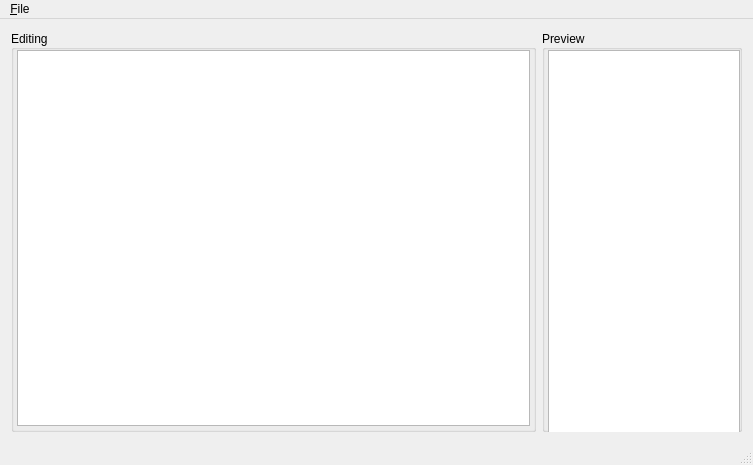
Qt form mainwindow.ui (HanaeN/PPC5CharacterEditor) before a commit.
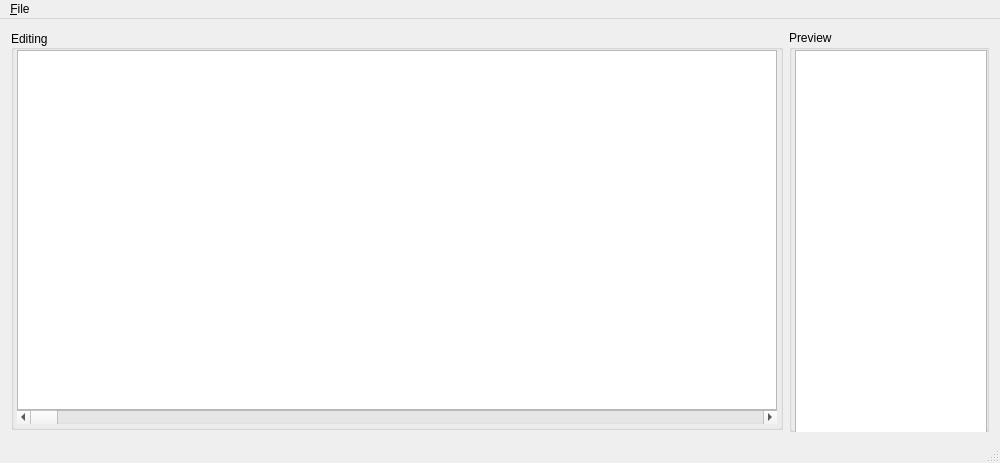
The same form after that commit.

Commit message: Updated the timeline view/model to add selection and scrolling control.

Diff of the .ui file:
```diff
--- a/mainwindow.ui
+++ b/mainwindow.ui
@@ -6,10 +6,16 @@
    <rect>
     <x>0</x>
     <y>0</y>
-    <width>753</width>
+    <width>1000</width>
     <height>463</height>
    </rect>
   </property>
+  <property name="minimumSize">
+   <size>
+    <width>1000</width>
+    <height>463</height>
+   </size>
+  </property>
   <property name="windowTitle">
    <string>PPC 5 Character Editor - Untitled</string>
   </property>
@@ -44,14 +50,30 @@
          <item>
           <widget class="QTreeView" name="e_Editor">
            <attribute name="headerDefaultSectionSize">
-            <number>200</number>
+            <number>300</number>
            </attribute>
+           <attribute name="headerHighlightSections">
+            <bool>false</bool>
+           </attribute>
+           <attribute name="headerMinimumSectionSize">
+            <number>0</number>
+           </attribute>
+          </widget>
+         </item>
+         <item>
+          <widget class="QScrollBar" name="e_timelineScroll">
+           <property name="maximum">
+            <number>600</number>
+           </property>
+           <property name="orientation">
+            <enum>Qt::Horizontal</enum>
+           </property>
           </widget>
          </item>
         </layout>
        </widget>
       </item>
-      <item>
+      <item alignment="Qt::AlignTop">
        <widget class="QGroupBox" name="groupBox">
         <property name="minimumSize">
          <size>
@@ -69,7 +91,7 @@
          <string>Preview</string>
         </property>
         <property name="alignment">
-         <set>Qt::AlignLeading|Qt::AlignLeft|Qt::AlignVCenter</set>
+         <set>Qt::AlignLeading|Qt::AlignLeft|Qt::AlignTop</set>
         </property>
         <layout class="QVBoxLayout" name="verticalLayout_2">
          <property name="spacing">
@@ -118,7 +140,7 @@
     <rect>
      <x>0</x>
      <y>0</y>
-     <width>753</width>
+     <width>1000</width>
      <height>21</height>
     </rect>
    </property>
```
Left out of the diff: 3 changed lines with no effect on the pictures. The commit also changes 7 other files.
